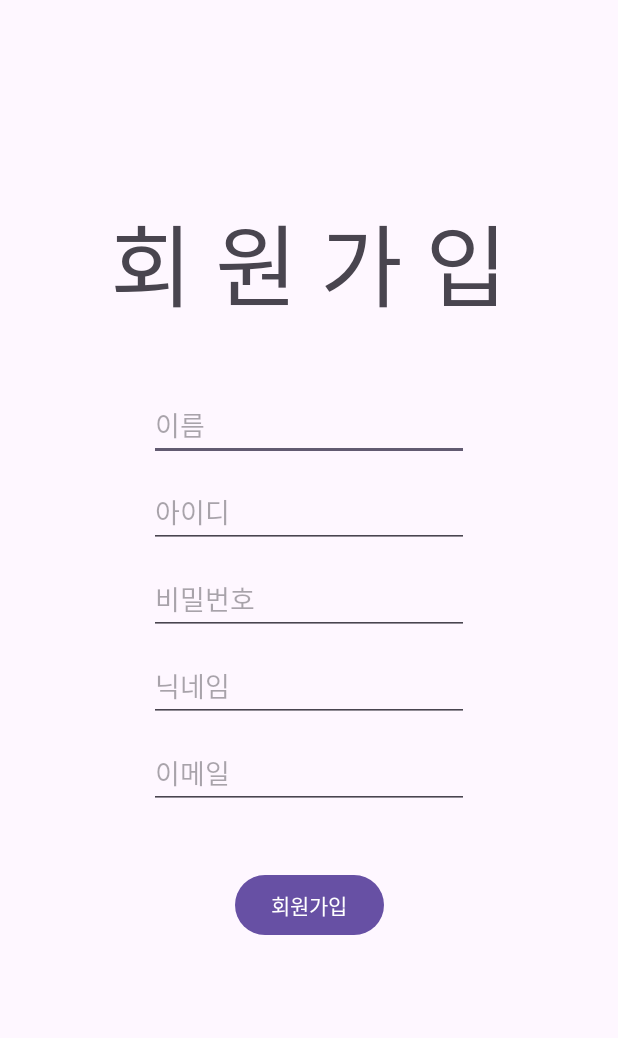
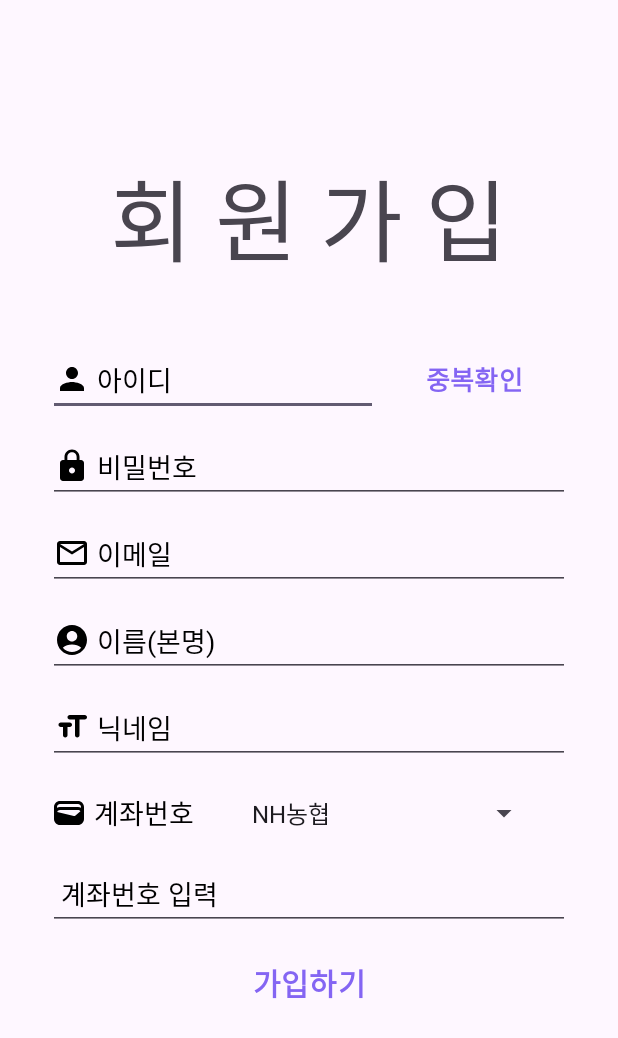
Before and after one commit to FirePotatoes/first_step_frontend, an Android app: the signup screen opened directly, with no data from a screen before it, on a phone screen of 412 x 824 dp. Shown: the top 1038 px of the screen. Run offline under Robolectric (Android 15) with nearby library versions, the phone set to English and light mode, and no system bars.

Commit message:
feat(login,signup):layout

```diff
--- a/app/src/main/java/com/example/firststep/signup.kt
+++ b/app/src/main/java/com/example/firststep/signup.kt
@@ -2,10 +2,23 @@ package com.example.firststep
 
 import androidx.appcompat.app.AppCompatActivity
 import android.os.Bundle
+import android.widget.ArrayAdapter
+import android.widget.Spinner
 
 class signup : AppCompatActivity() {
+
     override fun onCreate(savedInstanceState: Bundle?) {
         super.onCreate(savedInstanceState)
         setContentView(R.layout.activity_signup)
+
+        val bankSpinner = findViewById<Spinner>(R.id.bankSpinner)
+
+        // 은행 목록을 가져와서 어댑터에 설정
+        val bankNames = resources.getStringArray(R.array.bankList)
+        val adapter = ArrayAdapter(this, android.R.layout.simple_spinner_item, bankNames)
+        adapter.setDropDownViewResource(android.R.layout.simple_spinner_dropdown_item)
+
+        // Spinner에 어댑터 설정
+        bankSpinner.adapter = adapter
     }
 }
--- /dev/null
+++ b/app/src/main/res/drawable/icon_email.xml
@@ -0,0 +1,6 @@
+<vector android:height="24dp" android:tint="#000000"
+    android:viewportHeight="24" android:viewportWidth="24"
+    android:width="24dp" xmlns:android="http://schemas.android.com/apk/res/android">
+    <path android:fillColor="@color/white"
+        android:pathData="M22,6c0,-1.1 -0.9,-2 -2,-2L4,4c-1.1,0 -2,0.9 -2,2v12c0,1.1 0.9,2 2,2h16c1.1,0 2,-0.9 2,-2L22,6zM20,6l-8,5 -8,-5h16zM20,18L4,18L4,8l8,5 8,-5v10z"/>
+</vector>
--- /dev/null
+++ b/app/src/main/res/drawable/icon_lock.xml
@@ -0,0 +1,7 @@
+<vector android:height="24dp" android:tint="#000000"
+    android:viewportHeight="24" android:viewportWidth="24"
+    android:width="24dp" xmlns:android="http://schemas.android.com/apk/res/android">
+    <path
+        android:fillColor="#ffffffff"
+        android:pathData="M18,8h-1L17,6c0,-2.76 -2.24,-5 -5,-5S7,3.24 7,6v2L6,8c-1.1,0 -2,0.9 -2,2v10c0,1.1 0.9,2 2,2h12c1.1,0 2,-0.9 2,-2L20,10c0,-1.1 -0.9,-2 -2,-2zM12,17c-1.1,0 -2,-0.9 -2,-2s0.9,-2 2,-2 2,0.9 2,2 -0.9,2 -2,2zM15.1,8L8.9,8L8.9,6c0,-1.71 1.39,-3.1 3.1,-3.1 1.71,0 3.1,1.39 3.1,3.1v2z"/>
+</vector>
--- /dev/null
+++ b/app/src/main/res/drawable/icon_name.xml
@@ -0,0 +1,5 @@
+<vector android:height="24dp" android:tint="#000000"
+    android:viewportHeight="24" android:viewportWidth="24"
+    android:width="24dp" xmlns:android="http://schemas.android.com/apk/res/android">
+    <path android:fillColor="@android:color/white" android:pathData="M12,2C6.48,2 2,6.48 2,12s4.48,10 10,10s10,-4.48 10,-10S17.52,2 12,2zM12,6c1.93,0 3.5,1.57 3.5,3.5S13.93,13 12,13s-3.5,-1.57 -3.5,-3.5S10.07,6 12,6zM12,20c-2.03,0 -4.43,-0.82 -6.14,-2.88C7.55,15.8 9.68,15 12,15s4.45,0.8 6.14,2.12C16.43,19.18 14.03,20 12,20z"/>
+</vector>
--- /dev/null
+++ b/app/src/main/res/drawable/icon_nick.xml
@@ -0,0 +1,7 @@
+<vector android:height="24dp" android:tint="#000000"
+    android:viewportHeight="24" android:viewportWidth="24"
+    android:width="24dp" xmlns:android="http://schemas.android.com/apk/res/android">
+    <path
+        android:fillColor="@android:color/white"
+        android:pathData="M9,5.5c0,0.83 0.67,1.5 1.5,1.5H14v10.5c0,0.83 0.67,1.5 1.5,1.5s1.5,-0.67 1.5,-1.5V7h3.5c0.83,0 1.5,-0.67 1.5,-1.5S21.33,4 20.5,4h-10C9.67,4 9,4.67 9,5.5zM4.5,12H6v5.5c0,0.83 0.67,1.5 1.5,1.5S9,18.33 9,17.5V12h1.5c0.83,0 1.5,-0.67 1.5,-1.5S11.33,9 10.5,9h-6C3.67,9 3,9.67 3,10.5S3.67,12 4.5,12z"/>
+</vector>
--- /dev/null
+++ b/app/src/main/res/drawable/icon_person.xml
@@ -0,0 +1,6 @@
+<vector android:height="24dp" android:tint="#000000"
+    android:viewportHeight="24" android:viewportWidth="24"
+    android:width="24dp" xmlns:android="http://schemas.android.com/apk/res/android">
+    <path android:fillColor="#ffffffff"
+        android:pathData="M12,12c2.21,0 4,-1.79 4,-4s-1.79,-4 -4,-4 -4,1.79 -4,4 1.79,4 4,4zM12,14c-2.67,0 -8,1.34 -8,4v2h16v-2c0,-2.66 -5.33,-4 -8,-4z"/>
+</vector>
--- /dev/null
+++ b/app/src/main/res/drawable/icon_wallet.xml
@@ -0,0 +1,5 @@
+<vector android:height="24dp" android:tint="#000000"
+    android:viewportHeight="24" android:viewportWidth="24"
+    android:width="24dp" xmlns:android="http://schemas.android.com/apk/res/android">
+    <path android:fillColor="@android:color/white" android:pathData="M18,4H6C3.79,4 2,5.79 2,8v8c0,2.21 1.79,4 4,4h12c2.21,0 4,-1.79 4,-4V8C22,5.79 20.21,4 18,4zM16.14,13.77c-0.24,0.2 -0.57,0.28 -0.88,0.2L4.15,11.25C4.45,10.52 5.16,10 6,10h12c0.67,0 1.26,0.34 1.63,0.84L16.14,13.77zM6,6h12c1.1,0 2,0.9 2,2v0.55C19.41,8.21 18.73,8 18,8H6C5.27,8 4.59,8.21 4,8.55V8C4,6.9 4.9,6 6,6z"/>
+</vector>
--- a/app/src/main/res/layout/activity_login.xml
+++ b/app/src/main/res/layout/activity_login.xml
@@ -9,13 +9,17 @@
 
     <!-- 아이디 입력 -->
     <EditText
-        android:id="@+id/editTextText"
+        android:id="@+id/idText"
         android:layout_width="0dp"
         android:layout_height="wrap_content"
-        android:layout_marginTop="100dp"
+        android:layout_marginTop="50dp"
         android:layout_marginStart="32dp"
         android:layout_marginEnd="32dp"
-        android:hint="아이디"
+        android:hint=" 아이디"
+        android:textColor="#000000"
+        android:textColorHint="#000000"
+        android:drawableStart="@drawable/icon_person"
+        android:drawableLeft="@drawable/icon_person"
         android:inputType="text"
         app:layout_constraintEnd_toEndOf="parent"
         app:layout_constraintStart_toStartOf="parent"
@@ -23,29 +27,37 @@
 
     <!-- 비밀번호 입력 -->
     <EditText
-        android:id="@+id/editTextTextPassword"
+        android:id="@+id/passwordText"
         android:layout_width="0dp"
         android:layout_height="wrap_content"
-        android:layout_marginTop="20dp"
+        android:layout_marginTop="10dp"
         android:layout_marginStart="32dp"
         android:layout_marginEnd="32dp"
-        android:hint="비밀번호"
+        android:hint=" 비밀번호"
         android:inputType="textPassword"
+        android:textColor="#000000"
+        android:textColorHint="#000000"
+        android:drawableStart="@drawable/icon_lock"
+        android:drawableLeft="@drawable/icon_lock"
         app:layout_constraintEnd_toEndOf="parent"
         app:layout_constraintStart_toStartOf="parent"
-        app:layout_constraintTop_toBottomOf="@+id/editTextText" />
+        app:layout_constraintTop_toBottomOf="@+id/idText" />
 
     <!-- 로그인 버튼과 회원가입 버튼을 체인으로 묶음 -->
+
+    <!-- 제목 텍스트 -->
+
     <Button
         android:id="@+id/btn_login"
-        android:layout_width="0dp"
-        android:layout_height="wrap_content"
-        android:layout_marginBottom="200dp"
-        android:backgroundTint="@color/text"
+        android:layout_width="120dp"
+        android:layout_height="58dp"
+        android:layout_marginBottom="208dp"
+        android:backgroundTint="@color/toomyeong"
         android:text="로그인"
+        android:textColor="@color/black"
+        android:textSize="24sp"
         app:layout_constraintBottom_toBottomOf="parent"
-        app:layout_constraintEnd_toStartOf="@id/btn_GoSignupActivity"
-        app:layout_constraintHorizontal_bias="0.5"
+        app:layout_constraintEnd_toEndOf="parent"
         app:layout_constraintHorizontal_chainStyle="packed"
         app:layout_constraintStart_toStartOf="parent" />
 
@@ -53,15 +65,14 @@
         android:id="@+id/btn_GoSignupActivity"
         android:layout_width="0dp"
         android:layout_height="wrap_content"
-        android:layout_marginBottom="200dp"
-        android:backgroundTint="@color/text"
+        android:layout_marginTop="10dp"
+        android:backgroundTint="@color/toomyeong"
+        android:textStyle="bold"
         android:text="회원가입"
-        app:layout_constraintBottom_toBottomOf="parent"
-        app:layout_constraintEnd_toEndOf="parent"
-        app:layout_constraintHorizontal_bias="0.5"
-        app:layout_constraintStart_toEndOf="@id/btn_login" />
+        android:textColor="@color/purple"
+        app:layout_constraintEnd_toEndOf="@+id/passwordText"
+        app:layout_constraintTop_toBottomOf="@+id/passwordText" />
 
-    <!-- 제목 텍스트 -->
     <TextView
         android:id="@+id/textView"
         android:layout_width="wrap_content"
--- a/app/src/main/res/layout/activity_signup.xml
+++ b/app/src/main/res/layout/activity_signup.xml
@@ -10,80 +10,168 @@
         android:id="@+id/textView2"
         android:layout_width="wrap_content"
         android:layout_height="wrap_content"
-        android:layout_marginTop="130dp"
+        android:layout_marginTop="100dp"
         android:text="회 원 가 입"
         android:textSize="60sp"
         app:layout_constraintEnd_toEndOf="parent"
         app:layout_constraintStart_toStartOf="parent"
         app:layout_constraintTop_toTopOf="parent" />
 
+    <Button
+        android:id="@+id/btn_IdCheck"
+        android:layout_width="115dp"
+        android:layout_height="46dp"
+        android:layout_marginEnd="32dp"
+        android:backgroundTint="@color/toomyeong"
+        android:text="중복확인"
+        android:textColor="@color/purple"
+        android:textSize="17dp"
+        android:textStyle="bold"
+        app:layout_constraintEnd_toEndOf="parent"
+        app:layout_constraintStart_toEndOf="@+id/idText"
+        app:layout_constraintTop_toTopOf="@+id/idText" />
+
     <EditText
-        android:id="@+id/editTextText2"
-        android:layout_width="wrap_content"
+        android:id="@+id/idText"
+        android:layout_width="220dp"
         android:layout_height="wrap_content"
+        android:layout_marginStart="32dp"
         android:layout_marginTop="40dp"
-        android:ems="10"
-        android:hint="이름"
+        android:drawableStart="@drawable/icon_person"
+        android:drawableLeft="@drawable/icon_person"
+        android:hint=" 아이디"
         android:inputType="text"
-        app:layout_constraintEnd_toEndOf="parent"
+        android:textColor="#000000"
+        android:textColorHint="#000000"
         app:layout_constraintStart_toStartOf="parent"
         app:layout_constraintTop_toBottomOf="@+id/textView2" />
 
     <EditText
-        android:id="@+id/editTextText3"
-        android:layout_width="wrap_content"
+        android:id="@+id/passwordText"
+        android:layout_width="0dp"
         android:layout_height="wrap_content"
         android:layout_marginTop="10dp"
-        android:ems="10"
-        android:hint="아이디"
+        android:layout_marginStart="32dp"
+        android:layout_marginEnd="32dp"
+        android:hint=" 비밀번호"
+        android:inputType="textPassword"
+        android:textColor="#000000"
+        android:textColorHint="#000000"
+        android:drawableStart="@drawable/icon_lock"
+        android:drawableLeft="@drawable/icon_lock"
+        app:layout_constraintEnd_toEndOf="parent"
+        app:layout_constraintStart_toStartOf="parent"
+        app:layout_constraintTop_toBottomOf="@+id/idText" />
+
+    <EditText
+        android:id="@+id/emailText"
+        android:layout_width="0dp"
+        android:layout_height="wrap_content"
+        android:layout_marginTop="10dp"
+        android:layout_marginStart="32dp"
+        android:layout_marginEnd="32dp"
+        android:hint=" 이메일"
+        android:inputType="textEmailAddress"
+        android:textColor="#000000"
+        android:textColorHint="#000000"
+        android:drawableStart="@drawable/icon_email"
+        android:drawableLeft="@drawable/icon_email"
+        app:layout_constraintEnd_toEndOf="parent"
+        app:layout_constraintStart_toStartOf="parent"
+        app:layout_constraintTop_toBottomOf="@+id/passwordText" />
+
+    <EditText
+        android:id="@+id/nameText"
+        android:layout_width="0dp"
+        android:layout_height="wrap_content"
+        android:layout_marginTop="10dp"
+        android:layout_marginStart="32dp"
+        android:layout_marginEnd="32dp"
+        android:hint=" 이름(본명)"
+        android:textColor="#000000"
+        android:textColorHint="#000000"
+        android:drawableStart="@drawable/icon_name"
+        android:drawableLeft="@drawable/icon_name"
         android:inputType="text"
         app:layout_constraintEnd_toEndOf="parent"
         app:layout_constraintStart_toStartOf="parent"
-        app:layout_constraintTop_toBottomOf="@+id/editTextText2" />
+        app:layout_constraintTop_toBottomOf="@+id/emailText" />
 
     <EditText
-        android:id="@+id/editTextTextPassword2"
-        android:layout_width="wrap_content"
+        android:id="@+id/nicknameText"
+        android:layout_width="0dp"
         android:layout_height="wrap_content"
         android:layout_marginTop="10dp"
-        android:ems="10"
-        android:hint="비밀번호"
-        android:inputType="textPassword"
-        app:layout_constraintEnd_toEndOf="parent"
-        app:layout_constraintStart_toStartOf="parent"
-        app:layout_constraintTop_toBottomOf="@+id/editTextText3" />
-
-    <EditText
-        android:id="@+id/editTextText4"
-        android:layout_width="wrap_content"
-        android:layout_height="wrap_content"
-        android:layout_marginTop="10dp"
-        android:ems="10"
-        android:hint="닉네임"
+        android:layout_marginStart="32dp"
+        android:layout_marginEnd="32dp"
+        android:hint=" 닉네임"
+        android:textColor="#000000"
+        android:textColorHint="#000000"
+        android:drawableStart="@drawable/icon_nick"
+        android:drawableLeft="@drawable/icon_nick"
         android:inputType="text"
         app:layout_constraintEnd_toEndOf="parent"
         app:layout_constraintStart_toStartOf="parent"
-        app:layout_constraintTop_toBottomOf="@+id/editTextTextPassword2" />
+        app:layout_constraintTop_toBottomOf="@+id/nameText" />
+
+    <TextView
+        android:id="@+id/bankText"
+        android:layout_width="100dp"
+        android:layout_height="45dp"
+        android:layout_marginStart="34dp"
+        android:layout_marginTop="10dp"
+        android:drawableStart="@drawable/icon_wallet"
+        android:drawableLeft="@drawable/icon_wallet"
+        android:gravity="center_vertical"
+        android:hint=" 계좌번호"
+        android:textColor="#000000"
+        android:textColorHint="#000000"
+        android:textSize="18dp"
+        app:layout_constraintStart_toStartOf="parent"
+        app:layout_constraintTop_toBottomOf="@+id/nicknameText" />
+
+
+    <Spinner
+        android:id="@+id/bankSpinner"
+        android:layout_width="200dp"
+        android:layout_height="45dp"
+        android:layout_marginStart="5dp"
+        android:layout_marginTop="10dp"
+        android:layout_marginEnd="32dp"
+        app:layout_constraintEnd_toEndOf="parent"
+        app:layout_constraintStart_toEndOf="@+id/bankText"
+        app:layout_constraintTop_toBottomOf="@+id/nicknameText" />
+
 
     <EditText
-        android:id="@+id/editTextTextEmailAddress"
-        android:layout_width="wrap_content"
-        android:layout_height="wrap_content"
+        android:id="@+id/bankAccountText"
+        android:layout_width="0dp"
+        android:layout_height="45dp"
+        android:layout_marginStart="32dp"
         android:layout_marginTop="10dp"
-        android:ems="10"
-        android:hint="이메일"
-        android:inputType="textEmailAddress"
+        android:layout_marginEnd="32dp"
+        android:hint=" 계좌번호 입력"
+        android:inputType="number"
+        android:textColor="#000000"
+        android:textColorHint="#000000"
         app:layout_constraintEnd_toEndOf="parent"
         app:layout_constraintStart_toStartOf="parent"
-        app:layout_constraintTop_toBottomOf="@+id/editTextText4" />
+        app:layout_constraintTop_toBottomOf="@+id/bankText" />
 
     <Button
         android:id="@+id/btn_signup"
         android:layout_width="wrap_content"
         android:layout_height="wrap_content"
-        android:layout_marginTop="40dp"
-        android:text="회원가입"
+        android:backgroundTint="@color/toomyeong"
+        android:textColor="@color/purple"
+        android:layout_marginStart="8dp"
+        android:layout_marginEnd="8dp"
+        android:layout_marginTop="10dp"
+        android:text="가입하기"
+        android:textStyle="bold|bold|bold|bold"
+        android:textSize="20dp"
         app:layout_constraintEnd_toEndOf="parent"
         app:layout_constraintStart_toStartOf="parent"
-        app:layout_constraintTop_toBottomOf="@+id/editTextTextEmailAddress" />
+        app:layout_constraintTop_toBottomOf="@+id/bankAccountText" />
+
 </androidx.constraintlayout.widget.ConstraintLayout>
--- /dev/null
+++ b/app/src/main/res/values/arrays.xml
@@ -0,0 +1,30 @@
+<?xml version="1.0" encoding="utf-8"?>
+<resources>
+    <string-array name="bankList">
+        <item>NH농협</item>
+        <item>카카오뱅크</item>
+        <item>KB국민</item>
+        <item>신한</item>
+        <item>토스뱅크</item>
+        <item>우리</item>
+        <item>IBK기업</item>
+        <item>하나</item>
+        <item>새마을</item>
+        <item>부산</item>
+        <item>대구</item>
+        <item>케이뱅크</item>
+        <item>신협</item>
+        <item>우체국</item>
+        <item>SC제일</item>
+        <item>경남</item>
+        <item>광주</item>
+        <item>수협</item>
+        <item>전북</item>
+        <item>저축은행</item>
+        <item>제주</item>
+        <item>씨티</item>
+        <item>KDB산업</item>
+        <item>산림조합</item>
+        <item>SBI저축은행</item>
+    </string-array>
+</resources>
--- a/app/src/main/res/values/colors.xml
+++ b/app/src/main/res/values/colors.xml
@@ -2,6 +2,8 @@
 <resources>
     <color name="black">#FF000000</color>
     <color name="white">#FFFFFFFF</color>
+    <color name="toomyeong">#00FFFFFF</color>
+
 
 
     <color name="btn_start">#000000</color>
@@ -12,9 +14,12 @@
     <color name= "text">#FF0000</color>
     <color name= "red">#FFD700</color>
     <color name= "grey">#858585</color>
+    <color name= "blue">#0000FF</color>
+    <color name= "purple">#8465F3</color>
 
 
 
-    //android:backgroundTint="@color/button"
+
+<!--    android:backgroundTint="@color/button"-->
 
 </resources>
--- a/app/src/main/res/values/themes.xml
+++ b/app/src/main/res/values/themes.xml
@@ -1,8 +1,7 @@
 <resources xmlns:tools="http://schemas.android.com/tools">
     <!-- Base application theme. -->
     <style name="Base.Theme.FirstStep" parent="Theme.Material3.DayNight.NoActionBar">
-        <!-- Customize your light theme here. -->
-        <!-- <item name="colorPrimary">@color/my_light_primary</item> -->
+<!--         <item name="colorPrimary">@color/black</item>-->
     </style>
 
     <style name="Theme.FirstStep" parent="Base.Theme.FirstStep" />
```
